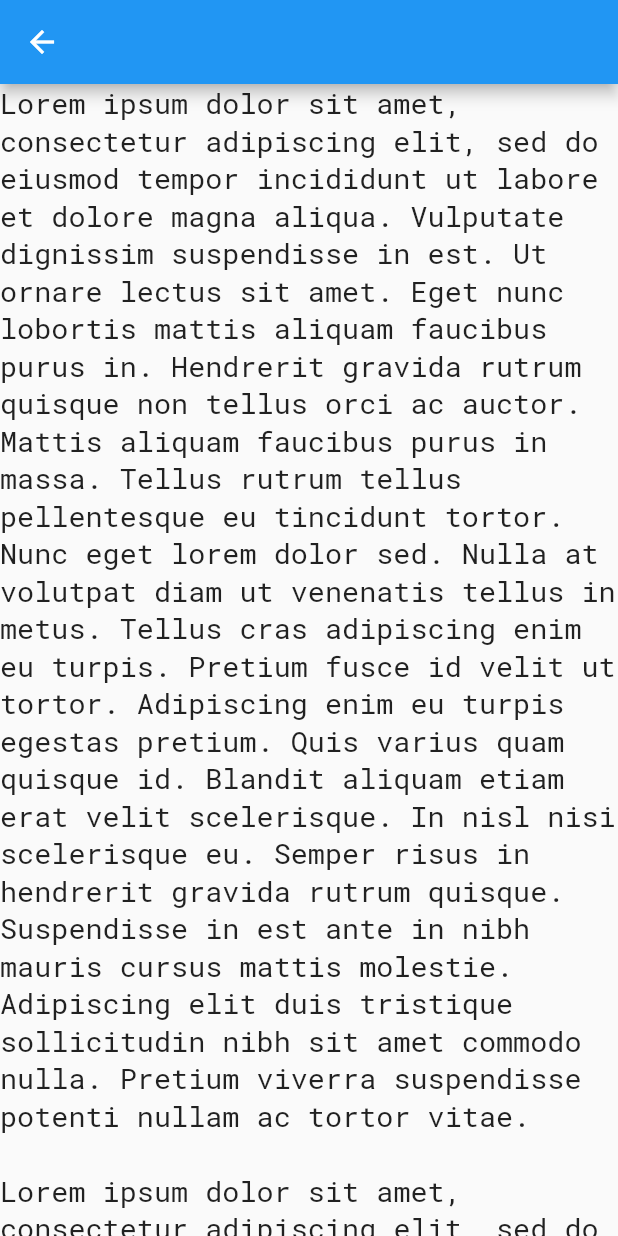
After one commit to cjp-engr/cj-flutter-news-app-w-firebase, a Flutter app: the ArticleSection screen opened directly, on a phone screen of 412 x 824 dp. The commit adds this screen. Run offline on Flutter 3.47's test engine with Material 2 defaults, Android fonts, the phone set to English and light mode, and no system bars; our stand-ins replace bloc, curved_navigation_bar, equatable, flutter_bloc, font_awesome_flutter; network calls fail.

```diff
--- /dev/null
+++ b/lib/widgets/homepage/article_section.dart
@@ -0,0 +1,43 @@
+import 'package:flutter/material.dart';
+
+class ArticleSection extends StatelessWidget {
+  const ArticleSection({Key? key}) : super(key: key);
+
+  @override
+  Widget build(BuildContext context) {
+    const String _loremIpsumParagraph =
+        'Lorem ipsum dolor sit amet, consectetur adipiscing elit, sed do eiusmod '
+        'tempor incididunt ut labore et dolore magna aliqua. Vulputate dignissim '
+        'suspendisse in est. Ut ornare lectus sit amet. Eget nunc lobortis mattis '
+        'aliquam faucibus purus in. Hendrerit gravida rutrum quisque non tellus '
+        'orci ac auctor. Mattis aliquam faucibus purus in massa. Tellus rutrum '
+        'tellus pellentesque eu tincidunt tortor. Nunc eget lorem dolor sed. Nulla '
+        'at volutpat diam ut venenatis tellus in metus. Tellus cras adipiscing enim '
+        'eu turpis. Pretium fusce id velit ut tortor. Adipiscing enim eu turpis '
+        'egestas pretium. Quis varius quam quisque id. Blandit aliquam etiam erat '
+        'velit scelerisque. In nisl nisi scelerisque eu. Semper risus in hendrerit '
+        'gravida rutrum quisque. Suspendisse in est ante in nibh mauris cursus '
+        'mattis molestie. Adipiscing elit duis tristique sollicitudin nibh sit '
+        'amet commodo nulla. Pretium viverra suspendisse potenti nullam ac tortor '
+        'vitae.\n'
+        '\n'
+        'Lorem ipsum dolor sit amet, consectetur adipiscing elit, sed do eiusmod '
+        'tempor incididunt ut labore et dolore magna aliqua. Vulputate dignissim '
+        'suspendisse in est. Ut ornare lectus sit amet. Eget nunc lobortis mattis '
+        'aliquam faucibus purus in. Hendrerit gravida rutrum quisque non tellus '
+        'orci ac auctor. Mattis aliquam faucibus purus in massa. Tellus rutrum '
+        'tellus pellentesque eu tincidunt tortor. Nunc eget lorem dolor sed. Nulla '
+        'at volutpat diam ut venenatis tellus in metus. Tellus cras adipiscing enim '
+        'eu turpis. Pretium fusce id velit ut tortor. Adipiscing enim eu turpis '
+        'egestas pretium. Quis varius quam quisque id. Blandit aliquam etiam erat '
+        'velit scelerisque. In nisl nisi scelerisque eu. Semper risus in hendrerit '
+        'gravida rutrum quisque. Suspendisse in est ante in nibh mauris cursus '
+        'mattis molestie. Adipiscing elit duis tristique sollicitudin nibh sit '
+        'amet commodo nulla. Pretium viverra suspendisse potenti nullam ac tortor '
+        'vitae';
+    return Scaffold(
+      appBar: AppBar(),
+      body: const Text(_loremIpsumParagraph),
+    );
+  }
+}
--- a/pubspec.yaml
+++ b/pubspec.yaml
@@ -36,6 +36,7 @@ dependencies:
   font_awesome_flutter: ^10.1.0
   http: ^0.13.4
   intl: ^0.17.0
+  animations: ^2.0.2
 
 dev_dependencies:
   flutter_lints: ^1.0.0
```
Also changed, not shown: lib/main.dart (+21 -3 lines), lib/widgets/homepage/around_the_world_section.dart (+23 -2 lines), lib/widgets/homepage/latest_news_section.dart (+45 -8 lines), lib/widgets/homepage/other_categories_screen.dart (+69 -12 lines), pubspec.lock.
